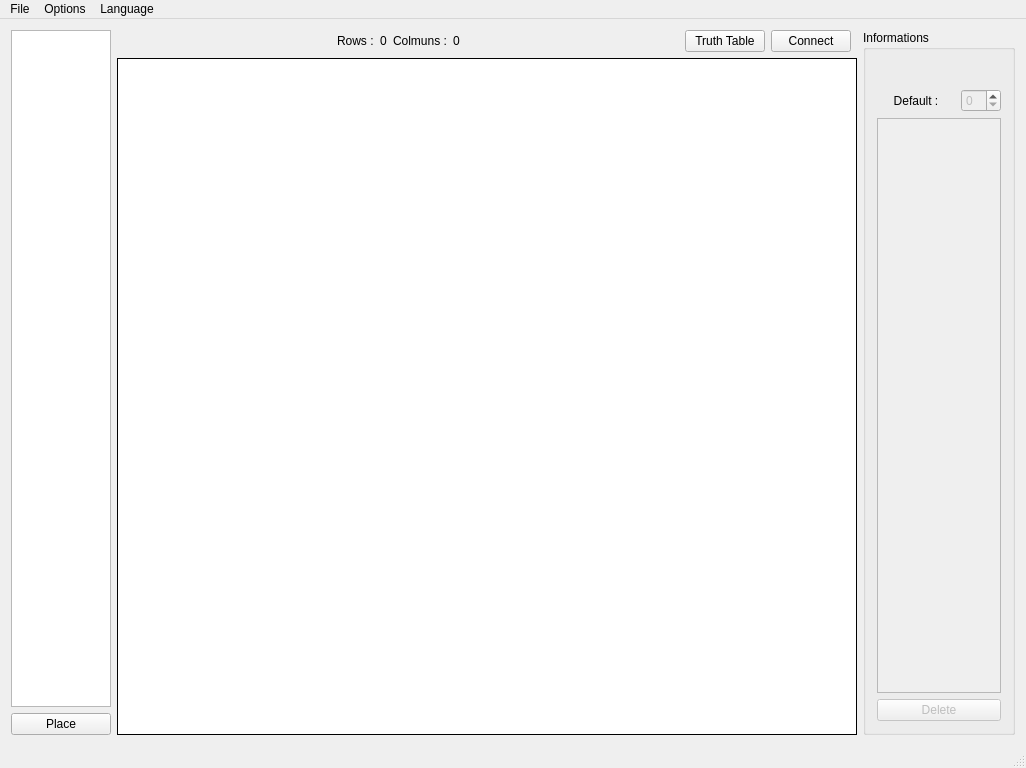
Qt form src/Forms/mapp.ui (Lorette/Electrosim) before a commit.
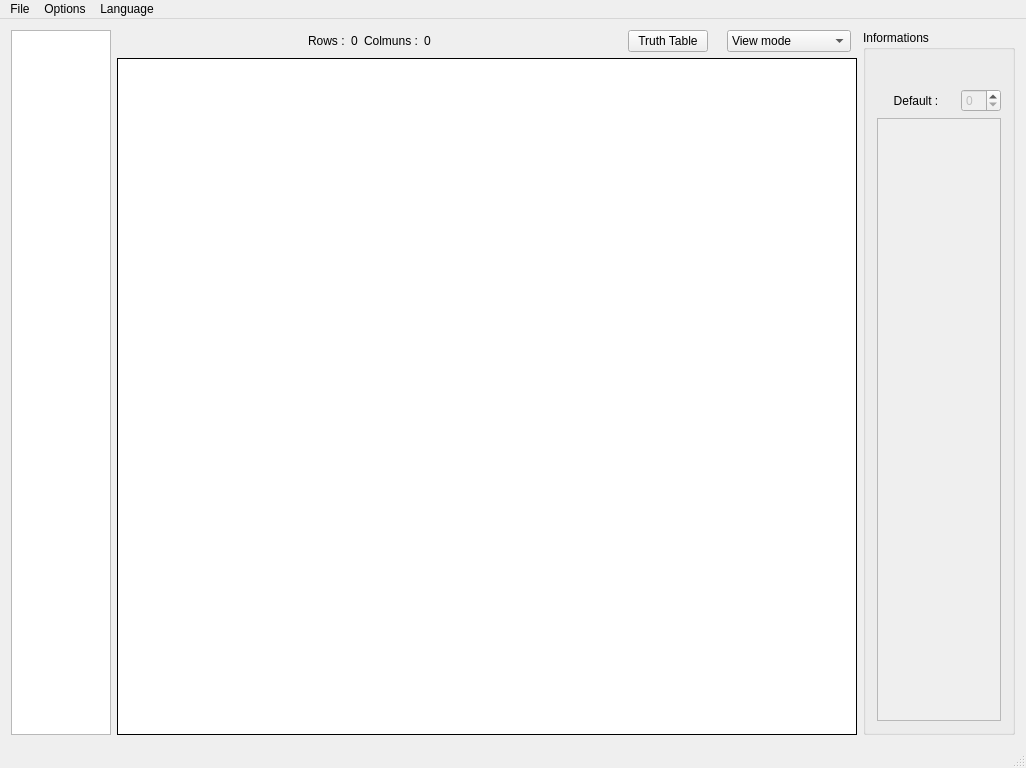
The same form after that commit. Icons and pictures are not drawn. Custom widgets are drawn as their Qt base class.

Commit message: Correction xor + Tous les commentaires des définitions classes et fonctions + Mise en place de la sélection de l'action par menu déroulant + traductions

What changed in the file:
```diff
--- a/src/Forms/mapp.ui
+++ b/src/Forms/mapp.ui
@@ -55,7 +55,7 @@
   </property>
   <widget class="QWidget" name="centralWidget">
    <layout class="QGridLayout" name="gridLayout">
-    <item row="2" column="1" rowspan="2" colspan="9">
+    <item row="2" column="1" rowspan="2" colspan="10">
      <widget class="GridView" name="tableView">
       <property name="enabled">
        <bool>true</bool>
@@ -131,7 +131,7 @@
       </attribute>
      </widget>
     </item>
-    <item row="1" column="0" rowspan="2">
+    <item row="1" column="0" rowspan="3">
      <widget class="QListWidget" name="listWidget">
       <property name="sizePolicy">
        <sizepolicy hsizetype="Minimum" vsizetype="Expanding">
@@ -156,14 +156,7 @@
       </property>
      </widget>
     </item>
-    <item row="1" column="8">
-     <widget class="QPushButton" name="connect">
-      <property name="text">
-       <string>Connect</string>
-      </property>
-     </widget>
-    </item>
-    <item row="1" column="10" rowspan="3">
+    <item row="1" column="11" rowspan="3">
      <widget class="QGroupBox" name="groupBox">
       <property name="sizePolicy">
        <sizepolicy hsizetype="Fixed" vsizetype="Expanding">
@@ -177,20 +170,16 @@
         <height>39</height>
        </size>
       </property>
+      <property name="maximumSize">
+       <size>
+        <width>152</width>
+        <height>16777215</height>
+       </size>
+      </property>
       <property name="title">
        <string>Informations</string>
       </property>
       <layout class="QGridLayout" name="gridLayout_2">
-       <item row="4" column="0" colspan="3">
-        <widget class="QPushButton" name="Delete">
-         <property name="enabled">
-          <bool>false</bool>
-         </property>
-         <property name="text">
-          <string>Delete</string>
-         </property>
-        </widget>
-       </item>
        <item row="2" column="0" colspan="2">
         <widget class="QLabel" name="lbl_default">
          <property name="text">
@@ -315,13 +304,6 @@
       </layout>
      </widget>
     </item>
-    <item row="3" column="0">
-     <widget class="QPushButton" name="Place">
-      <property name="text">
-       <string>Place</string>
-      </property>
-     </widget>
-    </item>
     <item row="1" column="2">
      <widget class="QLabel" name="label">
       <property name="text">
@@ -383,6 +365,55 @@
       </property>
      </widget>
     </item>
+    <item row="1" column="9">
+     <widget class="QComboBox" name="mode">
+      <property name="layoutDirection">
+       <enum>Qt::LeftToRight</enum>
+      </property>
+      <property name="currentIndex">
+       <number>0</number>
+      </property>
+      <property name="sizeAdjustPolicy">
+       <enum>QComboBox::AdjustToContents</enum>
+      </property>
+      <property name="duplicatesEnabled">
+       <bool>false</bool>
+      </property>
+      <property name="frame">
+       <bool>true</bool>
+      </property>
+      <property name="modelColumn">
+       <number>0</number>
+      </property>
+      <item>
+       <property name="text">
+        <string>View mode</string>
+       </property>
+      </item>
+      <item>
+       <property name="text">
+        <string>Place mode</string>
+       </property>
+      </item>
+      <item>
+       <property name="text">
+        <string>Connexion mode</string>
+       </property>
+      </item>
+      <item>
+       <property name="text">
+        <string>Delete mode</string>
+       </property>
+      </item>
+     </widget>
+    </item>
+    <item row="1" column="8">
+     <widget class="QLabel" name="label_2">
+      <property name="text">
+       <string/>
+      </property>
+     </widget>
+    </item>
    </layout>
   </widget>
   <widget class="QMenuBar" name="menuBar">
@@ -391,7 +422,7 @@
      <x>0</x>
      <y>0</y>
      <width>1024</width>
-     <height>21</height>
+     <height>20</height>
     </rect>
    </property>
    <widget class="QMenu" name="menuFile">
```
The commit also changes 36 other files.
